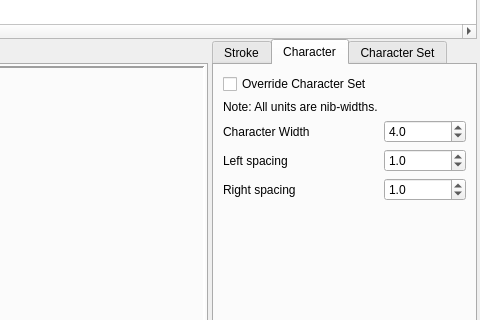
First picture: the form in pytalic2.ui, repository dsizzle/pytalic2, before the edit; both pictures show x 544 to 1024 and y 81 to 401 of the 1024 by 768 pixel window.
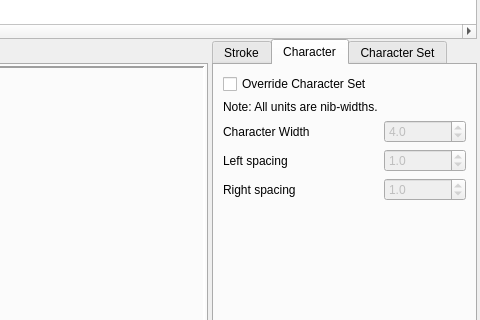
Second picture: the form after the edit. The open tabs and pages were chosen to show the change. Icons and pictures are not drawn. Custom widgets are drawn as their Qt base class.

Commit message:
disabled overrides and when you press check, update with charset values
Fixes #33

The edit to the form file:
```diff
--- a/pytalic2.ui
+++ b/pytalic2.ui
@@ -564,6 +564,9 @@
              </item>
              <item row="2" column="1">
               <widget class="QDoubleSpinBox" name="char_width_spin">
+               <property name="enabled">
+                <bool>false</bool>
+               </property>
                <property name="wrapping">
                 <bool>true</bool>
                </property>
@@ -586,6 +589,9 @@
              </item>
              <item row="3" column="1">
               <widget class="QDoubleSpinBox" name="left_space_spin">
+               <property name="enabled">
+                <bool>false</bool>
+               </property>
                <property name="wrapping">
                 <bool>true</bool>
                </property>
@@ -605,6 +611,9 @@
              </item>
              <item row="4" column="1">
               <widget class="QDoubleSpinBox" name="right_space_spin">
+               <property name="enabled">
+                <bool>false</bool>
+               </property>
                <property name="wrapping">
                 <bool>true</bool>
                </property>
```
Left out of the diff: 14 changed lines with no effect on the pictures. The commit also changes 2 other files.
